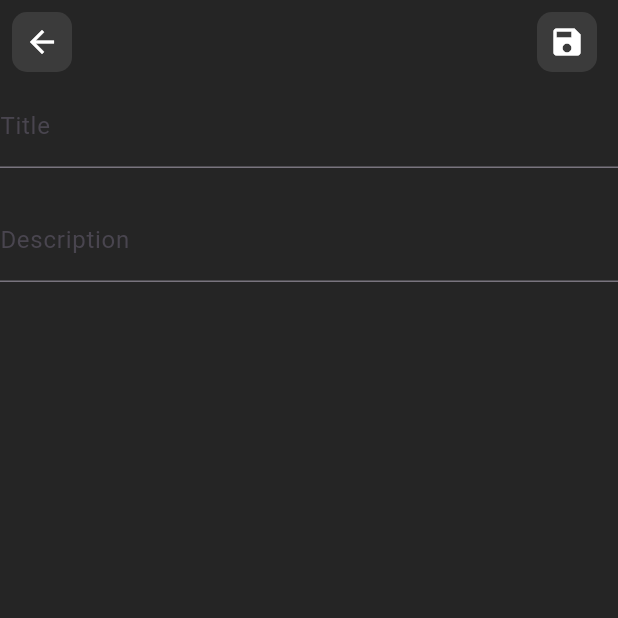
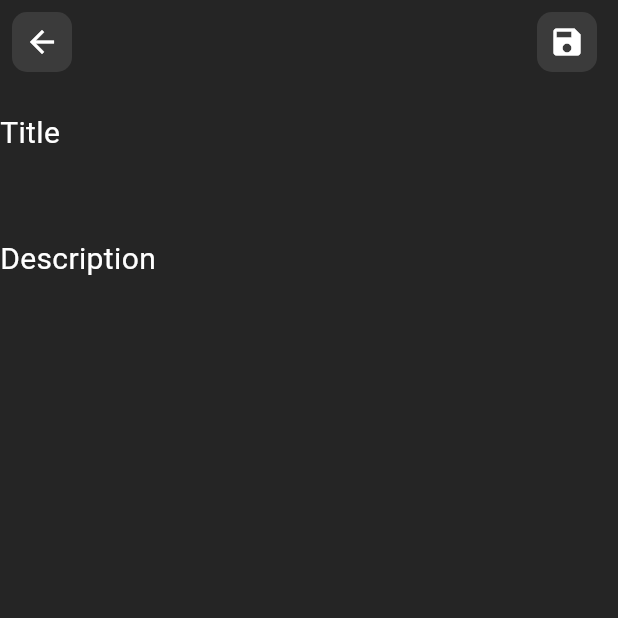
Before and after one commit to MouhamadKraytem/MyNoteApp, a Flutter app: the screen it shows after launch, on a phone screen of 412 x 824 dp, the top half of it. Run offline on Flutter 3.47's test engine with Material 3 defaults, Android fonts, the phone set to English and light mode, and no system bars; our stand-ins replace hive, hive_flutter; accounts and stored records are empty.

Commit message:
fix some bugs

```diff
--- a/lib/Models/Note.dart
+++ b/lib/Models/Note.dart
@@ -1,8 +1,31 @@
+import 'dart:math';
+
 import 'package:flutter/material.dart';
 import 'package:hive/hive.dart';
 
 part 'Note.g.dart';
 
+List<int> availableColors = [
+  Colors.red.value,
+  Colors.pink.value,
+  Colors.purple.value,
+  Colors.deepPurple.value,
+  Colors.indigo.value,
+  Colors.blue.value,
+  Colors.lightBlue.value,
+  Colors.cyan.value,
+  Colors.teal.value,
+  Colors.green.value,
+  Colors.lightGreen.value,
+  Colors.lime.value,
+  Colors.yellow.value,
+  Colors.amber.value,
+  Colors.orange.value,
+  Colors.deepOrange.value,
+  Colors.brown.value,
+  Colors.grey.value,
+  Colors.blueGrey.value,
+];
 @HiveType(typeId: 0)
 class Note {
   @HiveField(0)
@@ -12,7 +35,8 @@ class Note {
   String decription;
 
   @HiveField(2)
-  int colorValue = Colors.blueGrey.value;
+  int colorValue =getRandomColorValue();
+
 
   // Constructor
   Note({
@@ -26,4 +50,8 @@ class Note {
   // Setter for color
   set color(Color color) => colorValue = color.value;
 
+  static int getRandomColorValue() {
+    Random random = Random();
+    return availableColors[random.nextInt(availableColors.length)];
+  }
 }
--- a/lib/Pages/AddNote.dart
+++ b/lib/Pages/AddNote.dart
@@ -3,6 +3,7 @@ import 'package:myapp/Services/NoteServices.dart';
 import 'package:provider/provider.dart';
 
 import '../Models/Note.dart';
+import 'dart:math';
 
 class AddNote extends StatefulWidget {
   const AddNote({super.key});
@@ -109,12 +110,24 @@ class _AddNoteState extends State<AddNote> {
         children: [
           TextFormField(
             controller: _titleController,
-            decoration: InputDecoration(labelText: 'Title'),
+            decoration: InputDecoration(
+              labelText: 'Title',
+              labelStyle: Theme.of(context).textTheme.bodyMedium,
+              border: InputBorder.none,
+            ),
+            style: Theme.of(context).textTheme.bodyMedium,
+            maxLines: null,
           ),
           SizedBox(height: 20),
           TextFormField(
             controller: _descriptionController,
-            decoration: InputDecoration(labelText: 'Description'),
+            decoration: InputDecoration(
+              labelText: 'Description',
+              labelStyle: Theme.of(context).textTheme.bodyMedium,
+              border: InputBorder.none,
+            ),
+            style: Theme.of(context).textTheme.bodyMedium,
+            maxLines: null,
           ),
         ],
       ),
--- a/lib/Pages/HomePage.dart
+++ b/lib/Pages/HomePage.dart
@@ -133,7 +133,7 @@ class _HomePageState extends State<HomePage> {
           margin: EdgeInsets.all(5),
           padding: EdgeInsets.all(10),
           decoration: BoxDecoration(
-            color: Colors.blueGrey,
+            color: Color(note.colorValue),
             borderRadius: BorderRadius.circular(10),
           ),
           child: GestureDetector(
--- a/lib/Pages/NoteDetails.dart
+++ b/lib/Pages/NoteDetails.dart
@@ -1,7 +1,10 @@
 import 'package:flutter/material.dart';
 
+import '../Models/Note.dart';
+
 class NoteDetails extends StatefulWidget {
-  const NoteDetails({super.key});
+  Note note;
+  NoteDetails({super.key, required this.note});
 
   @override
   State<NoteDetails> createState() => _NoteDetailsState();
--- a/lib/main.dart
+++ b/lib/main.dart
@@ -56,6 +56,9 @@ class MyApp extends StatelessWidget {
           bodySmall: TextStyle(
             fontSize: 17,
             color: Colors.white,
+          ),bodyMedium: TextStyle(
+            fontSize: 20,
+            color: Colors.white,
           ),
         ),
         appBarTheme: AppBarTheme(backgroundColor: Color(0xFF252525)),
```
